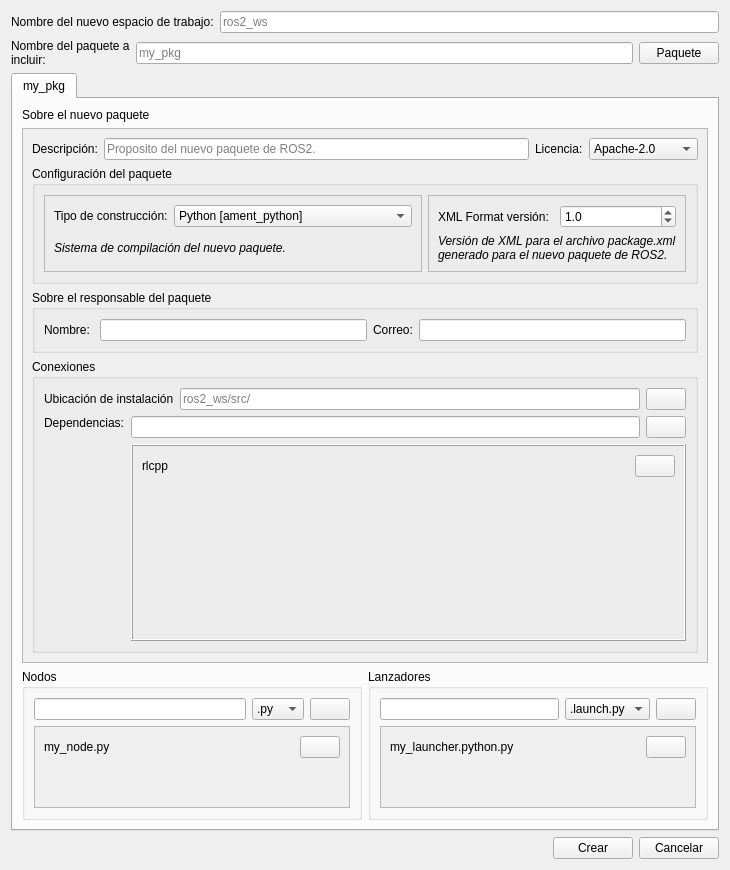
First picture: the form in forms/f1_new_ws.ui, repository RQT2/rqt2-widgets, before the edit.
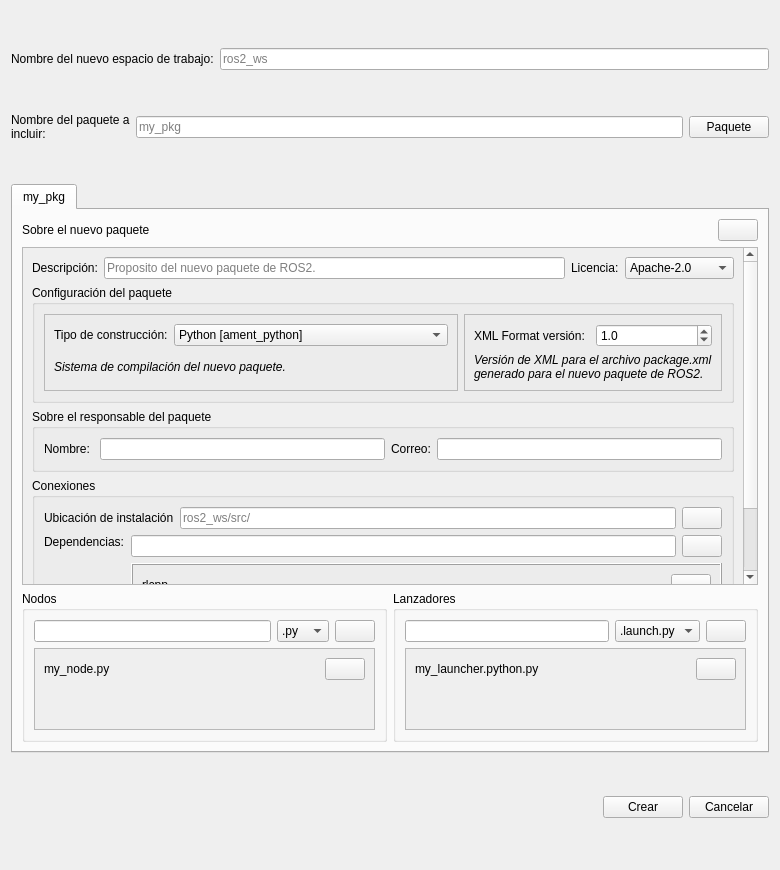
Second picture: the form after the edit. Icons and pictures are not drawn.

Patch:
```diff
--- a/forms/f1_new_ws.ui
+++ b/forms/f1_new_ws.ui
@@ -6,7 +6,7 @@
    <rect>
     <x>0</x>
     <y>0</y>
-    <width>730</width>
+    <width>780</width>
     <height>870</height>
    </rect>
   </property>
@@ -18,7 +18,7 @@
   </property>
   <property name="minimumSize">
    <size>
-    <width>730</width>
+    <width>780</width>
     <height>870</height>
    </size>
   </property>
@@ -114,7 +114,7 @@
    <item>
     <widget class="QTabWidget" name="TABPKGNew">
      <property name="sizePolicy">
-      <sizepolicy hsizetype="Expanding" vsizetype="MinimumExpanding">
+      <sizepolicy hsizetype="Expanding" vsizetype="Fixed">
        <horstretch>0</horstretch>
        <verstretch>0</verstretch>
       </sizepolicy>
@@ -128,11 +128,35 @@
       </attribute>
       <layout class="QVBoxLayout" name="verticalLayout_4">
        <item>
-        <widget class="QLabel" name="LABELPKGInfo">
-         <property name="text">
-          <string>Sobre el nuevo paquete</string>
-         </property>
-        </widget>
+        <layout class="QHBoxLayout" name="horizontalLayout">
+         <item>
+          <widget class="QLabel" name="LABELPKGInfo">
+           <property name="text">
+            <string>Sobre el nuevo paquete</string>
+           </property>
+          </widget>
+         </item>
+         <item>
+          <spacer name="horizontalSpacer">
+           <property name="orientation">
+            <enum>Qt::Orientation::Horizontal</enum>
+           </property>
+           <property name="sizeHint" stdset="0">
+            <size>
+             <width>40</width>
+             <height>20</height>
+            </size>
+           </property>
+          </spacer>
+         </item>
+         <item>
+          <widget class="QPushButton" name="BTNDel_my_pkg">
+           <property name="text">
+            <string/>
+           </property>
+          </widget>
+         </item>
+        </layout>
        </item>
        <item>
         <widget class="QScrollArea" name="scrollArea">
@@ -149,9 +173,9 @@
           <property name="geometry">
            <rect>
             <x>0</x>
-            <y>0</y>
-            <width>688</width>
-            <height>510</height>
+            <y>-68</y>
+            <width>725</width>
+            <height>486</height>
            </rect>
           </property>
           <layout class="QVBoxLayout" name="verticalLayout_2">
@@ -690,8 +714,8 @@
                 <rect>
                  <x>0</x>
                  <y>0</y>
-                 <width>315</width>
-                 <height>90</height>
+                 <width>340</width>
+                 <height>92</height>
                 </rect>
                </property>
                <layout class="QVBoxLayout" name="verticalLayout_16">
@@ -803,8 +827,8 @@
                 <rect>
                  <x>0</x>
                  <y>0</y>
-                 <width>315</width>
-                 <height>90</height>
+                 <width>340</width>
+                 <height>92</height>
                 </rect>
                </property>
                <layout class="QVBoxLayout" name="verticalLayout_13">
```
Left out of the diff: 2 changed lines with no effect on the pictures.
